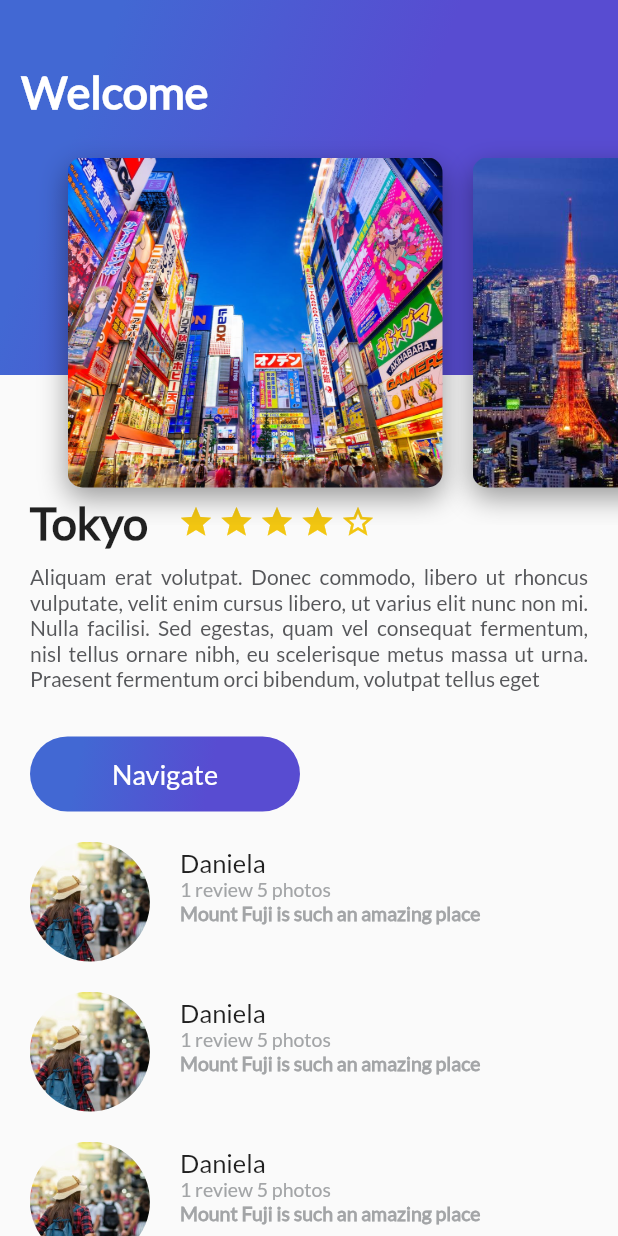
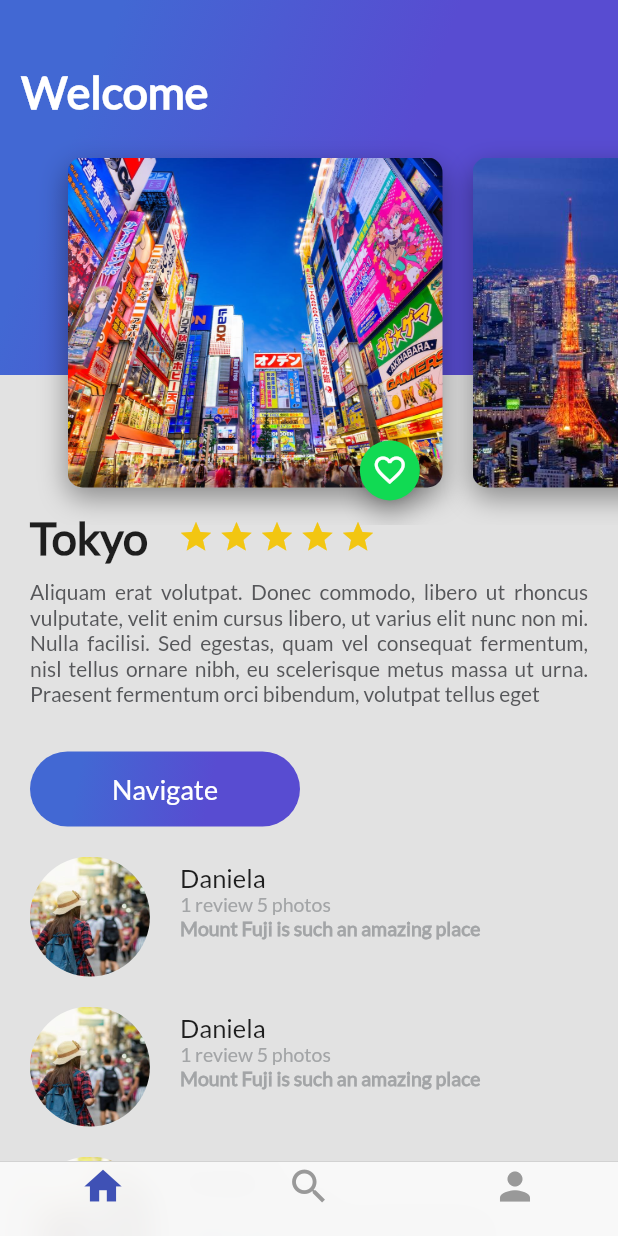
Before and after one commit to juandag97/Trips-Flutter, a Flutter app: the screen it shows after launch, on a phone screen of 412 x 824 dp. Run offline on Flutter 3.47's test engine with Material 2 defaults, Android fonts, the light colour scheme and no system bars.

Commit message:
Final app of the flutter course

```diff
--- a/lib/card_image.dart
+++ b/lib/card_image.dart
@@ -1,4 +1,5 @@
 import 'package:flutter/material.dart';
+import 'floating_action_button_green.dart';
 
 class CardImage extends StatelessWidget {
 
@@ -33,6 +34,12 @@
       ),
     );
 
-    return card;
+    return Stack(
+      alignment: Alignment(0.9, 1.1),
+      children: <Widget>[
+        card,
+        FloatingActionButtonGreen()
+      ],
+    );
   }
 }
--- a/lib/description_place.dart
+++ b/lib/description_place.dart
@@ -13,7 +13,7 @@
 
       final star_half = Container (
         margin: EdgeInsets.only(
-          top: 330.0,
+          top: 340.0,
           right: 3.0,
         ),
 
@@ -25,7 +25,7 @@
 
       final star_border = Container (
         margin: EdgeInsets.only(
-          top: 330.0,
+          top: 340.0,
           right: 3.0,
         ),
 
@@ -38,7 +38,7 @@
 
       final star = Container (
         margin: EdgeInsets.only(
-          top: 330.0,
+          top: 340.0,
           right: 3.0,
         ),
 
@@ -69,7 +69,7 @@
         children: <Widget>[
           Container(
             margin: EdgeInsets.only(
-              top: 330.0,
+              top: 340.0,
               left: 20.0,
               right: 20.0
             ),
@@ -89,7 +89,7 @@
             star,
             star,
             star,
-            star_border,
+            star,
           ],
         )
         ]
--- /dev/null
+++ b/lib/floating_action_button_green.dart
@@ -0,0 +1,36 @@
+import 'package:flutter/material.dart';
+
+class FloatingActionButtonGreen extends StatefulWidget {
+  @override
+  _FloatingActionButtonGreenState createState() => _FloatingActionButtonGreenState();
+}
+
+class _FloatingActionButtonGreenState extends State<FloatingActionButtonGreen> {
+
+  bool _press = false;
+
+  void onPressedFav(){
+
+    setState((){
+      _press = !this._press;
+    });
+
+    ScaffoldMessenger.of(context).showSnackBar(
+          SnackBar(content: Text(_press?"Added to favorites": "Dropped of favorites")),
+        );
+  }
+
+  @override
+  Widget build(BuildContext context) {
+    return FloatingActionButton(
+      backgroundColor: Color(0xFF11DA53),
+      mini: true,
+      tooltip: "Fav",
+      onPressed: onPressedFav,
+      child: Icon(
+        _press?
+        Icons.favorite:Icons.favorite_border
+      ),
+    );
+  }
+}
--- /dev/null
+++ b/lib/home_trips.dart
@@ -0,0 +1,23 @@
+import 'package:flutter/material.dart';
+import 'review_list.dart';
+import 'description_place.dart';
+import 'header_appbar.dart';
+
+class HomeTrips extends StatelessWidget {
+
+  String description = "Aliquam erat volutpat. Donec commodo, libero ut rhoncus vulputate, velit enim cursus libero, ut varius elit nunc non mi. Nulla facilisi. Sed egestas, quam vel consequat fermentum, nisl tellus ornare nibh, eu scelerisque metus massa ut urna. Praesent fermentum orci bibendum, volutpat tellus eget";
+  @override
+  Widget build(BuildContext context) {
+    return Stack(
+          children: <Widget>[
+            ListView(
+              children: <Widget>[
+                DescriptionPlace("Tokyo", 4, description),
+                ReviewList()
+              ]
+            ),
+            HeaderAppBar()
+          ],
+        );
+  }
+}
--- a/lib/main.dart
+++ b/lib/main.dart
@@ -4,6 +4,8 @@
 import 'review_list.dart';
 import 'gradient_back.dart';
 import 'header_appbar.dart';
+import 'platzi_trips.dart';
+import 'platzi_trips_cupertino.dart';
 
 void main() {
   runApp(MyApp());
@@ -29,7 +31,8 @@
         // is not restarted.
         primarySwatch: Colors.blue,
       ),
-      home: Scaffold(
+      home: PlatziTripsCupertino()
+      // Scaffold(
         // appBar: AppBar(
         //   title: Text("Hey you"),
         // ),
@@ -41,19 +44,9 @@
         //     ReviewList()
         //   ],
         // ),
-        body: Stack(
-          children: <Widget>[
-            ListView(
-              children: <Widget>[
-                DescriptionPlace("Tokyo", 4, description),
-                ReviewList()
-              ]
-            ),
-            HeaderAppBar()
-          ],
-        ),
+        // body:
 
-      )
+      // )
     );
   }
 }
--- /dev/null
+++ b/lib/platzi_trips_cupertino.dart
@@ -0,0 +1,54 @@
+import 'package:flutter/material.dart';
+import 'package:flutter/cupertino.dart';
+import 'home_trips.dart';
+import 'search_trips.dart';
+import 'profile_trips.dart';
+
+class PlatziTripsCupertino extends StatelessWidget {
+  @override
+  Widget build(BuildContext context) {
+       return Scaffold(
+      bottomNavigationBar: CupertinoTabScaffold(
+        tabBar: CupertinoTabBar(
+            activeColor: Colors.indigo,
+            items: [
+              BottomNavigationBarItem(
+                  // icon: Icon(Icons.home, color: Colors.indigo),
+                  icon: Icon(Icons.home),
+                  label: ""
+              ),
+              BottomNavigationBarItem(
+                  icon: Icon(Icons.search),
+                  label: ""
+              ),
+              BottomNavigationBarItem(
+                  icon: Icon(Icons.person),
+                  label: "",
+              ),
+            ]
+        ),
+
+        tabBuilder: (BuildContext context, int index) {
+          switch (index) {
+            case 0:
+              return CupertinoTabView(
+                builder: (BuildContext context) => HomeTrips(),
+              );
+              break;
+            case 1:
+              return CupertinoTabView(
+                builder: (BuildContext context) => SearchTrips(),
+              );
+              break;
+            case 2:
+              return CupertinoTabView(
+                builder: (BuildContext context) => ProfileTrips(),
+              );
+              break;
+
+          }
+        }
+	)
+  );
+  }
+}
```
Also changed, not shown: lib/platzi_trips.dart (added, +58 -0 lines), lib/profile_trips.dart (added, +10 -0 lines), lib/search_trips.dart (added, +10 -0 lines), 1 other file.
